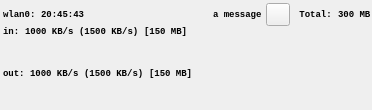
Old version of the form src/mainwindow.ui in the repository cpina/qnetload.
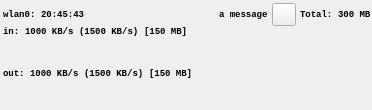
New version of the form. Custom widgets are drawn as their Qt base class.

Commit message:
Two clicks (or keyboard interaction) are needed to reset.
This is to avoid reseting by mistake

The edit to the form file:
```diff
--- a/src/mainwindow.ui
+++ b/src/mainwindow.ui
@@ -169,7 +169,7 @@
          </font>
         </property>
         <property name="text">
-         <string> Total: </string>
+         <string>Total: </string>
         </property>
        </widget>
       </item>
```
The commit also changes 2 other files.
